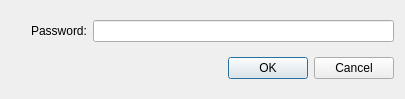
The window that return.ui (an-owl/storeman) describes before a commit, drawn with Qt 5.
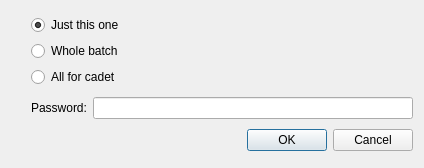
The same window after the commit.

Patch:
```diff
--- a/return.ui
+++ b/return.ui
@@ -6,8 +6,8 @@
    <rect>
     <x>0</x>
     <y>0</y>
-    <width>405</width>
-    <height>99</height>
+    <width>424</width>
+    <height>168</height>
    </rect>
   </property>
   <property name="windowTitle">
@@ -17,6 +17,34 @@
    <property name="leftMargin">
     <number>31</number>
    </property>
+   <item>
+    <layout class="QVBoxLayout" name="verticalLayout_2">
+     <item>
+      <widget class="QRadioButton" name="button_single">
+       <property name="text">
+        <string>Just this one</string>
+       </property>
+       <property name="checked">
+        <bool>true</bool>
+       </property>
+      </widget>
+     </item>
+     <item>
+      <widget class="QRadioButton" name="button_multiple">
+       <property name="text">
+        <string>Whole batch</string>
+       </property>
+      </widget>
+     </item>
+     <item>
+      <widget class="QRadioButton" name="button_all">
+       <property name="text">
+        <string>All for cadet</string>
+       </property>
+      </widget>
+     </item>
+    </layout>
+   </item>
    <item>
     <layout class="QHBoxLayout" name="horizontalLayout_2">
      <item>
```
